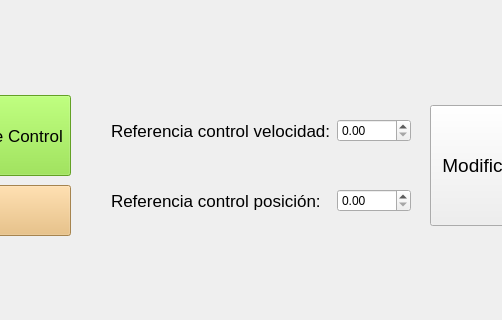
Before: the Qt Designer form mainwindow.ui in luisjogl/DC-motor-regulator, drawn with Qt 5; both pictures show x 790 to 1292 and y 422 to 742 of the 1439 by 742 pixel window.
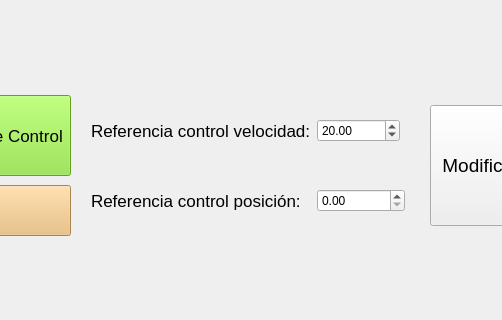
After: the same form once the commit is applied. Custom widgets are drawn as their Qt base class.

What changed in the file:
```diff
--- a/mainwindow.ui
+++ b/mainwindow.ui
@@ -478,9 +478,9 @@
    <widget class="QWidget" name="layoutWidget">
     <property name="geometry">
      <rect>
-      <x>890</x>
+      <x>870</x>
       <y>510</y>
-      <width>322</width>
+      <width>331</width>
       <height>51</height>
      </rect>
     </property>
@@ -498,7 +498,20 @@
       </widget>
      </item>
      <item>
-      <widget class="QDoubleSpinBox" name="spinBoxRefVel"/>
+      <widget class="QDoubleSpinBox" name="spinBoxRefVel">
+       <property name="minimum">
+        <double>-46.500000000000000</double>
+       </property>
+       <property name="maximum">
+        <double>47.500000000000000</double>
+       </property>
+       <property name="singleStep">
+        <double>5.000000000000000</double>
+       </property>
+       <property name="value">
+        <double>20.000000000000000</double>
+       </property>
+      </widget>
      </item>
     </layout>
    </widget>
@@ -1361,9 +1374,9 @@
    <widget class="QWidget" name="layoutWidget_2">
     <property name="geometry">
      <rect>
-      <x>890</x>
+      <x>870</x>
       <y>580</y>
-      <width>322</width>
+      <width>336</width>
       <height>51</height>
      </rect>
     </property>
@@ -1381,7 +1394,11 @@
       </widget>
      </item>
      <item>
-      <widget class="QDoubleSpinBox" name="spinBoxRefPos"/>
+      <widget class="QDoubleSpinBox" name="spinBoxRefPos">
+       <property name="maximum">
+        <double>359.000000000000000</double>
+       </property>
+      </widget>
      </item>
     </layout>
    </widget>
```
